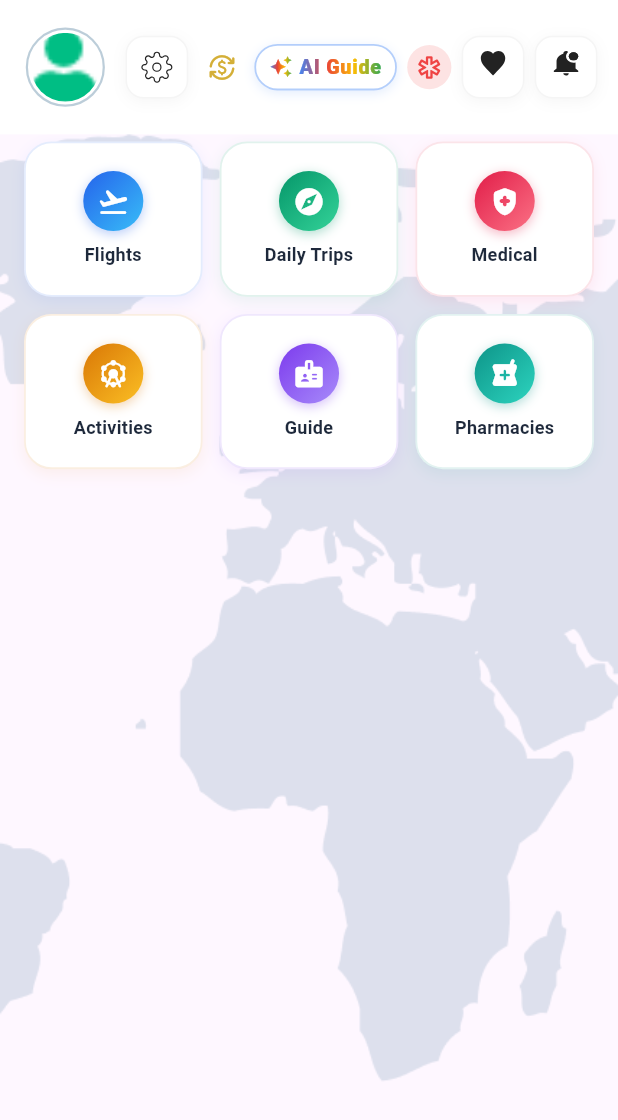
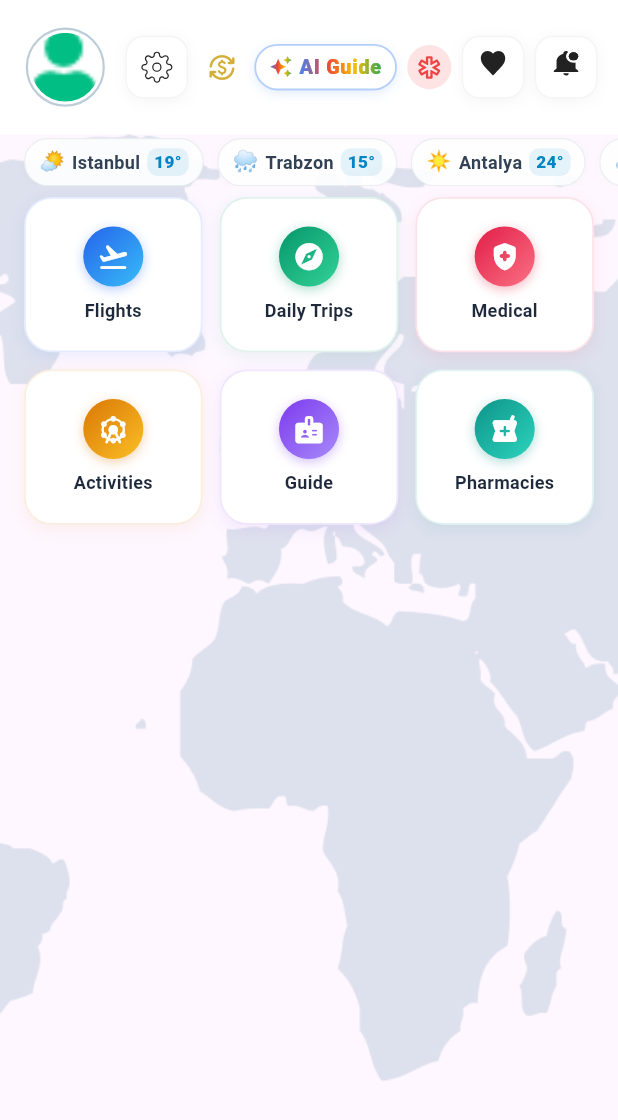
Before and after one commit to salah97nashaat/TravelWin-Plus, a Flutter app: the HomeScreen screen opened directly, on a phone screen of 412 x 824 dp. Shown: the top 1120 px of the screen. Run offline on Flutter 3.47's test engine with Material 3 defaults, Android fonts, the phone set to English and light mode, and no system bars; drawn by our look-alikes of upgrader; our stand-ins replace auto_size_text, cached_network_image, carousel_slider, chewie, convex_bottom_bar, dio and 28 more; missing offline and left inert: applovin_max, pay; accounts and stored records are empty; network calls fail; statements that could not run were skipped; project files that could hold a hidden picture were left out.

Commit message:
Add sleek non-intrusive weather micro-ticker for Turkish tourist cities on HomeScreen

```diff
--- a/lib/view/screens/home_screen.dart
+++ b/lib/view/screens/home_screen.dart
@@ -336,6 +336,9 @@ class _HomeScreenState extends State<HomeScreen> {
                         ),
                       )),
 
+                // --- SLIM WEATHER MICRO TICKER (Non-cluttering) ---
+                _buildWeatherBar(),
+
                 // 2. MIDDLE SECTION: Action Grid (Fixed 3x2 Grid)
                 Padding(
                   padding:
@@ -624,6 +627,84 @@ class _HomeScreenState extends State<HomeScreen> {
     );
   }
 
+  Widget _buildWeatherBar() {
+    final bool isAr = Get.locale?.languageCode == 'ar';
+    final List<Map<String, dynamic>> citiesWeather = [
+      {'nameAr': 'إسطنبول', 'nameEn': 'Istanbul', 'temp': '19°', 'icon': '🌤️'},
+      {'nameAr': 'طرابزون', 'nameEn': 'Trabzon', 'temp': '15°', 'icon': '🌧️'},
+      {'nameAr': 'أنطاليا', 'nameEn': 'Antalya', 'temp': '24°', 'icon': '☀️'},
+      {'nameAr': 'كبادوكيا', 'nameEn': 'Cappadocia', 'temp': '16°', 'icon': '⛅'},
+      {'nameAr': 'بورصة', 'nameEn': 'Bursa', 'temp': '17°', 'icon': '🌦️'},
+      {'nameAr': 'ريزا', 'nameEn': 'Rize', 'temp': '14°', 'icon': '🌲'},
+      {'nameAr': 'فتحية', 'nameEn': 'Fethiye', 'temp': '23°', 'icon': '🏖️'},
+    ];
+
+    return Container(
+      height: 27.h,
+      margin: EdgeInsets.only(top: 2.h, bottom: 2.h),
+      child: ListView.builder(
+        padding: EdgeInsets.symmetric(horizontal: 14.w),
+        scrollDirection: Axis.horizontal,
+        physics: const BouncingScrollPhysics(),
+        itemCount: citiesWeather.length,
+        itemBuilder: (context, index) {
+          final item = citiesWeather[index];
+          final String cityName = isAr ? item['nameAr']! : item['nameEn']!;
+          return Container(
+            margin: EdgeInsets.only(right: isAr ? 0 : 8.w, left: isAr ? 8.w : 0),
+            padding: EdgeInsets.symmetric(horizontal: 8.w, vertical: 2.h),
+            decoration: BoxDecoration(
+              color: Colors.white.withOpacity(0.9),
+              borderRadius: BorderRadius.circular(14.r),
+              border: Border.all(color: Colors.blueGrey.withOpacity(0.12), width: 0.8),
+              boxShadow: [
+                BoxShadow(
+                  color: Colors.black.withOpacity(0.02),
+                  blurRadius: 4,
+                  offset: const Offset(0, 1),
+                ),
+              ],
+            ),
+            child: Row(
+              mainAxisSize: MainAxisSize.min,
+              children: [
+                Text(
+                  item['icon']!,
+                  style: TextStyle(fontSize: 12.sp),
+                ),
+                SizedBox(width: 4.w),
+                Text(
+                  cityName,
+                  style: TextStyle(
+                    fontSize: 10.5.sp,
+                    fontWeight: FontWeight.w700,
+                    color: const Color(0xFF334155),
+                  ),
+                ),
+                SizedBox(width: 4.w),
+                Container(
+                  padding: EdgeInsets.symmetric(horizontal: 4.w, vertical: 1.h),
+                  decoration: BoxDecoration(
+                    color: const Color(0xFF0284C7).withOpacity(0.1),
+                    borderRadius: BorderRadius.circular(6.r),
+                  ),
+                  child: Text(
+                    item['temp']!,
+                    style: TextStyle(
+                      fontSize: 10.sp,
+                      fontWeight: FontWeight.w800,
+                      color: const Color(0xFF0284C7),
+                    ),
+                  ),
+                ),
+              ],
+            ),
+          );
+        },
+      ),
+    );
+  }
+
   Widget _buildIconButton({required String icon, required VoidCallback onTap}) {
     return GestureDetector(
       onTap: onTap,
```
